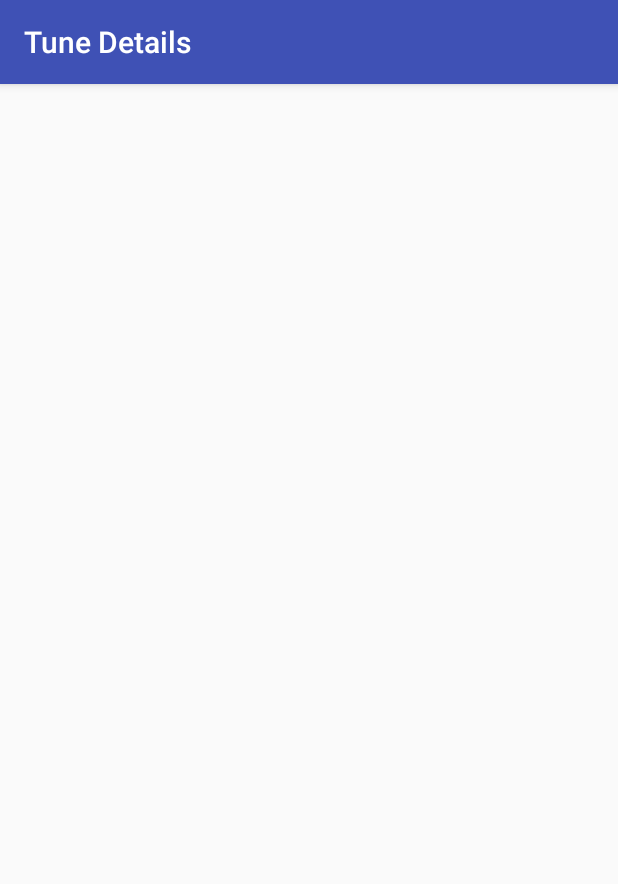
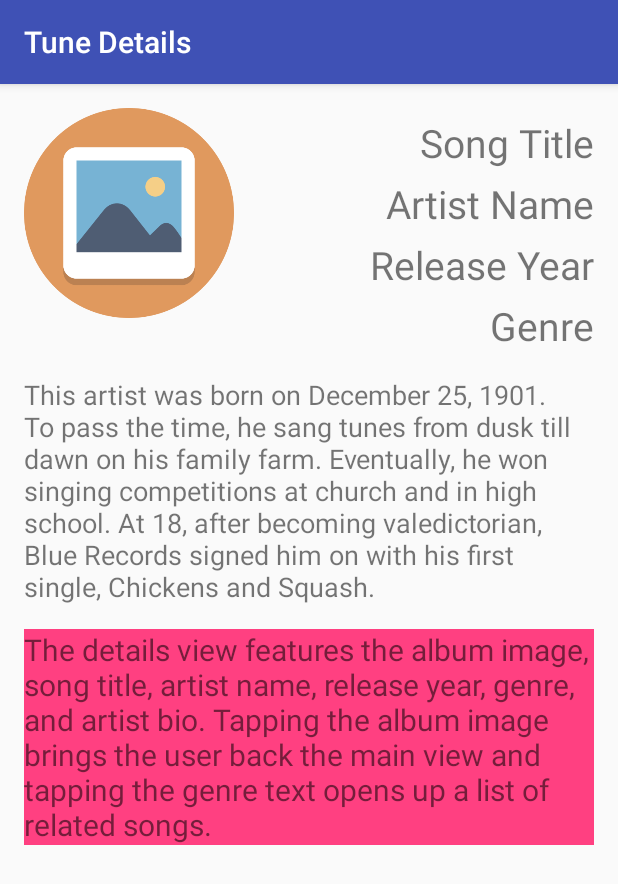
Before and after one commit to ver2point0/TapTunes, an Android app: the TuneDetails screen opened directly, with no data from a screen before it, on a phone screen of 412 x 824 dp. Shown: the top 884 px of the screen. Run offline under Robolectric (Android 15) with nearby library versions, the phone set to English and light mode, and no system bars.

Commit message:
create detail view styles

```diff
--- a/app/src/main/java/com/ver2point0/android/taptunes/TuneDetails.java
+++ b/app/src/main/java/com/ver2point0/android/taptunes/TuneDetails.java
@@ -1,7 +1,11 @@
 package com.ver2point0.android.taptunes;
 
+import android.content.Intent;
+import android.os.Bundle;
 import android.support.v7.app.AppCompatActivity;
-import android.os.Bundle;
+import android.view.View;
+import android.widget.ImageView;
+import android.widget.TextView;
 
 public class TuneDetails extends AppCompatActivity {
 
@@ -9,5 +13,31 @@ public class TuneDetails extends AppCompatActivity {
     protected void onCreate(Bundle savedInstanceState) {
         super.onCreate(savedInstanceState);
         setContentView(R.layout.activity_tune_details);
+
+        // Find the View that shows the detail album image
+        ImageView detailAlbumImage = (ImageView) findViewById(R.id.detail_album_image);
+        // Set a click listener on the detailAlbumImage view
+        if (detailAlbumImage != null) {
+            detailAlbumImage.setOnClickListener(new View.OnClickListener() {
+                @Override
+                public void onClick(View view) {
+                    Intent detailAlbumImageIntent = new Intent(TuneDetails.this,  MainActivity.class);
+                    startActivity(detailAlbumImageIntent);
+                }
+            });
+        }
+
+        // Find the View that shows the genre text view
+        TextView genreTextView = (TextView) findViewById(R.id.detail_genre);
+        // Set a click listener on the detailGenre text view
+        if (genreTextView != null) {
+            genreTextView.setOnClickListener(new View.OnClickListener() {
+                @Override
+                public void onClick(View view) {
+                    Intent genreTextViewIntent = new Intent(TuneDetails.this,  TuneGenre.class);
+                    startActivity(genreTextViewIntent);
+                }
+            });
+        }
     }
 }
--- a/app/src/main/res/layout/activity_tune_details.xml
+++ b/app/src/main/res/layout/activity_tune_details.xml
@@ -12,4 +12,47 @@
     android:paddingTop="@dimen/activity_vertical_margin"
     tools:context=".TuneDetails">
 
+    <RelativeLayout
+        android:layout_width="match_parent"
+        android:layout_height="wrap_content">
+
+        <ImageView
+            android:id="@+id/detail_album_image"
+            style="@style/DetailAlbumImage"
+            android:contentDescription="@string/details_album_image"/>
+
+        <TextView
+            android:id="@+id/detail_song_title"
+            style="@style/DetailTextView"
+            android:text="@string/song_title"/>
+
+        <TextView
+            android:id="@+id/detail_artist_name"
+            style="@style/DetailTextView"
+            android:layout_below="@+id/detail_song_title"
+            android:text="@string/artist_name"/>
+
+        <TextView
+            android:id="@+id/detail_release_year"
+            style="@style/DetailTextView"
+            android:layout_below="@+id/detail_artist_name"
+            android:text="@string/release_year"/>
+
+        <TextView
+            android:id="@+id/detail_genre"
+            style="@style/DetailTextView"
+            android:layout_below="@+id/detail_release_year"
+            android:text="@string/genre"/>
+
+    </RelativeLayout>
+
+    <TextView
+        android:id="@+id/artist_bio"
+        style="@style/DetailArtistBio"
+        android:text="@string/artist_bio"/>
+
+    <TextView
+        style="@style/ExplainTextView"
+        android:text="@string/details_explanation"/>
+
 </LinearLayout>
--- a/app/src/main/res/values-v17/styles.xml
+++ b/app/src/main/res/values-v17/styles.xml
@@ -8,4 +8,13 @@
                 <item name="android:layout_marginStart">@dimen/play_button_margin</item>
                 <item name="android:layout_marginLeft">@dimen/play_button_margin</item>
         </style>
+
+        <style name="DetailTextView">
+                <item name="android:layout_width">wrap_content</item>
+                <item name="android:layout_height">wrap_content</item>
+                <item name="android:textSize">@dimen/detail_text_size</item>
+                <item name="android:layout_marginTop">@dimen/detail_text_vertical_margin</item>
+                <item name="android:layout_alignParentRight">true</item>
+                <item name="android:layout_alignParentEnd">true</item>
+        </style>
 </resources>
--- a/app/src/main/res/values/colors.xml
+++ b/app/src/main/res/values/colors.xml
@@ -3,5 +3,4 @@
     <color name="colorPrimary">#3f51b5</color>
     <color name="colorPrimaryDark">#303F9F</color>
     <color name="colorAccent">#ff4081</color>
-    <color name="colorText">#999999</color>
 </resources>
--- a/app/src/main/res/values/dimens.xml
+++ b/app/src/main/res/values/dimens.xml
@@ -8,4 +8,9 @@
     <dimen name="play_button_height">80dp</dimen>
     <dimen name="play_button_margin">250dp</dimen>
     <dimen name="explanation_text_size">20sp</dimen>
+    <dimen name="artist_bio_text_size">18sp</dimen>
+    <dimen name="detail_text_vertical_margin">5dp</dimen>
+    <dimen name="detail_text_size">26sp</dimen>
+    <dimen name="detail_album_width">140dp</dimen>
+    <dimen name="detail_album_height">140dp</dimen>
 </resources>
--- a/app/src/main/res/values/strings.xml
+++ b/app/src/main/res/values/strings.xml
@@ -3,11 +3,19 @@
     <string name="tune_details">Tune Details</string>
     <string name="tune_genre">Tune Genre</string>
     <string name="tune_year">Tune Year</string>
-    <string name="album_image">album image</string>
+    <string name="main_album_image">main album image</string>
     <string name="song_title">Song Title</string>
     <string name="artist_name">Artist Name</string>
+    <string name="release_year">Release Year</string>
+    <string name="genre">Genre</string>
     <string name="play_button">play button</string>
     <string name="tap_tunes_explanation">This is the default view when opening up Tap Tunes.
         Press the play button to play the tune or tap the album image to go the Tune Details view.</string>
+    <string name="artist_bio">This artist was born on December 25, 1901. To pass the time, he sang tunes from dusk till dawn on his family farm.
+        Eventually, he won singing competitions at church and in high school. At 18, after becoming valedictorian, Blue Records signed him on with his first single,
+        Chickens and Squash.</string>
+    <string name="details_explanation">The details view features the album image, song title, artist name, release year, genre, and artist bio. Tapping the album image brings
+        the user back the main view and tapping the genre text opens up a list of related songs.</string>
+    <string name="details_album_image">details album image</string>
 
 </resources>
--- a/app/src/main/res/values/styles.xml
+++ b/app/src/main/res/values/styles.xml
@@ -6,6 +6,8 @@
         <item name="colorPrimaryDark">@color/colorPrimaryDark</item>
         <item name="colorAccent">@color/colorAccent</item>
     </style>
+
+    <!-- Main View -->
 
     <!-- album image styles -->
     <style name="AlbumImage">
@@ -19,7 +21,6 @@
         <item name="android:layout_width">wrap_content</item>
         <item name="android:layout_height">wrap_content</item>
         <item name="android:textSize">@dimen/song_artist_text_size</item>
-        <item name="android:textColor">@color/colorText</item>
     </style>
 
     <!-- play button styles-->
@@ -39,4 +40,33 @@
         <item name="android:layout_marginTop">@dimen/activity_vertical_margin</item>
         <item name="android:background">@color/colorAccent</item>
     </style>
+
+    <!-- Detail View -->
+
+    <!-- detail album image styles -->
+    <style name="DetailAlbumImage">
+        <item name="android:layout_width">@dimen/detail_album_width</item>
+        <item name="android:layout_height">@dimen/detail_album_height</item>
+        <item name="android:src">@drawable/image_icon</item>
+    </style>
+
+    <!-- song name, artist name, release year, genre styles -->
+    <style name="DetailTextView">
+        <item name="android:layout_width">wrap_content</item>
+        <item name="android:layout_height">wrap_content</item>
+        <item name="android:textSize">@dimen/detail_text_size</item>
+        <item name="android:layout_marginTop">@dimen/detail_text_vertical_margin</item>
+        <item name="android:layout_alignParentRight">true</item>
+    </style>
+
+    <!-- detail artist bio -->
+    <style name="DetailArtistBio">
+        <item name="android:layout_width">match_parent</item>
+        <item name="android:layout_height">wrap_content</item>
+        <item name="android:textSize">@dimen/artist_bio_text_size</item>
+        <item name="android:layout_marginTop">@dimen/activity_vertical_margin</item>
+    </style>
+
+    <!-- Genre View -->
+
 </resources>
```
Also changed, not shown: app/src/main/AndroidManifest.xml (+6 -4 lines), app/src/main/java/com/ver2point0/android/taptunes/MainActivity.java (+6 -6 lines), app/src/main/res/layout/activity_main.xml (+12 -12 lines).
